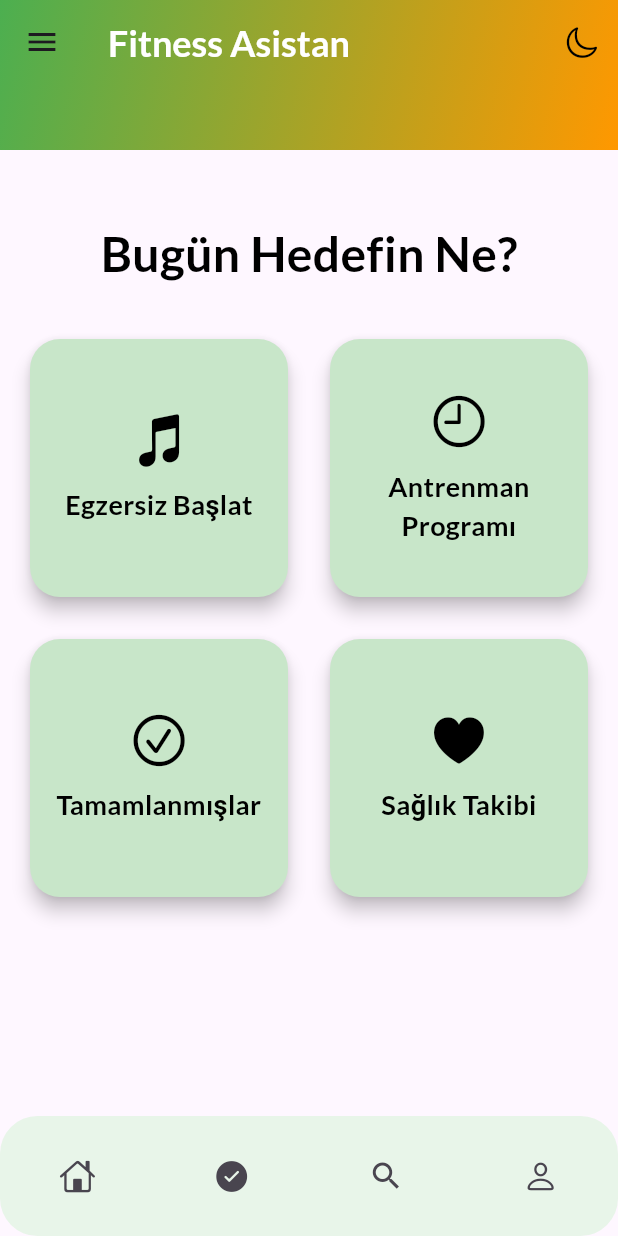
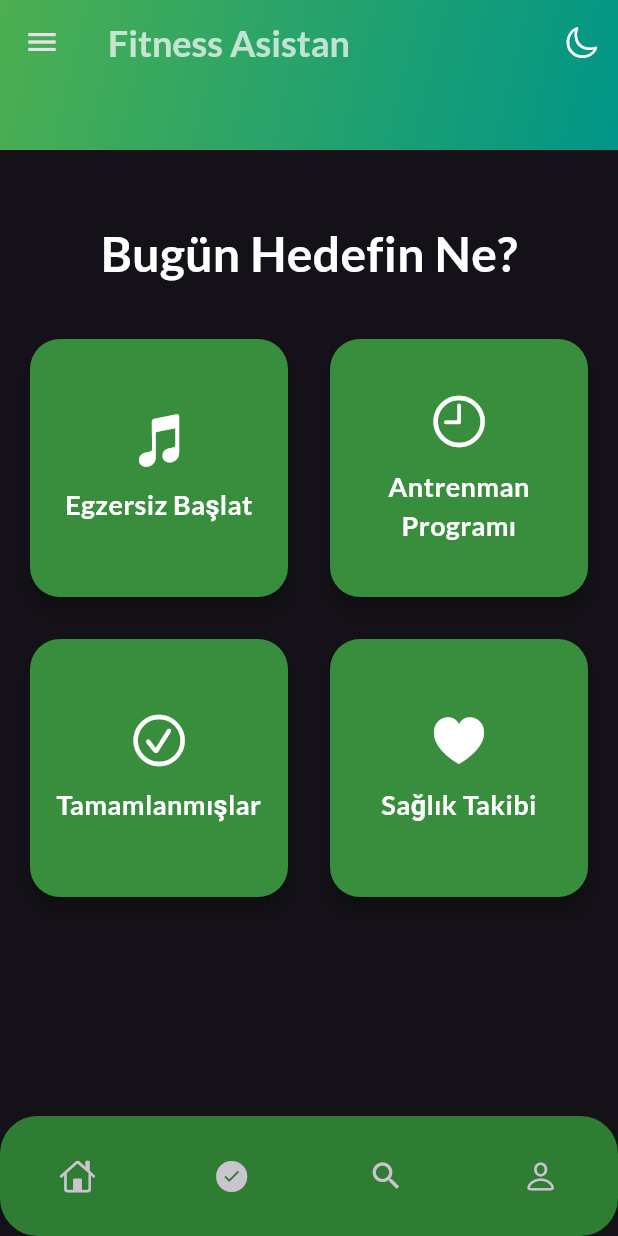
Before and after one commit to bugrakasapoglu/FitnessAsistan, a Flutter app: the HomeScreen screen opened by its route, on a phone screen of 412 x 824 dp. Run offline on Flutter 3.47's test engine with Material 3 defaults, Android fonts, the phone set to English and light mode, and no system bars; our stand-ins replace go_router, google_fonts, lottie; missing offline and left inert: dotlottie_loader.

Commit message:
Color Update

```diff
--- a/lib/main.dart
+++ b/lib/main.dart
@@ -17,7 +17,7 @@ class MyApp extends StatelessWidget {
   Widget build(BuildContext context) {
     return MaterialApp.router(
       title: 'Flutter App',
-      themeMode: ThemeMode.light,
+      themeMode: ThemeMode.dark,
       theme: lightTheme,
       darkTheme: darkTheme,
       routerConfig: router,
--- a/lib/screens/home_screen.dart
+++ b/lib/screens/home_screen.dart
@@ -22,10 +22,10 @@ class _HomeScreenState extends State<HomeScreen> {
               colors: [
                 Theme.of(context).brightness == Brightness.light
                     ? Colors.green // Açık modda yeşil (doğa, sağlık)
-                    : Colors.teal,  // Koyu modda daha koyu yeşil tonları
+                    : Colors.green,  // Koyu modda daha koyu yeşil tonları
                 Theme.of(context).brightness == Brightness.light
                     ? Colors.orange // Enerjik turuncu
-                    : Colors.blueGrey, // Koyu modda soğuk tonlar
+                    : Colors.teal, // Koyu modda soğuk tonlar
               ],
               begin: Alignment.topLeft,
               end: Alignment.bottomRight,
```
